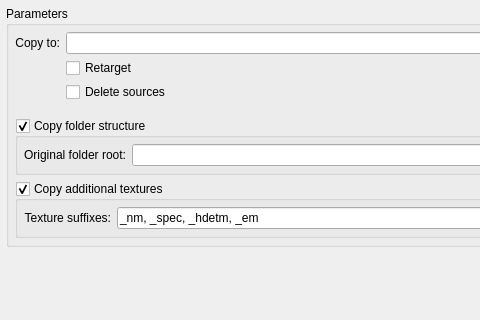
Old version of the form fxpt/fx_textureManager/CopyMoveDialogUI.ui in the repository theetcher/fxpt; both pictures show x 0 to 480 and y 0 to 320 of the 857 by 320 pixel window.
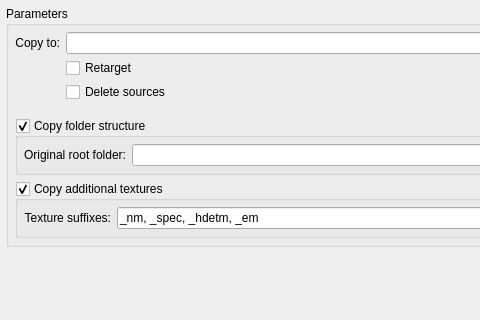
New version of the form. Icons and pictures are not drawn. Custom widgets are drawn as their Qt base class.

Commit message: fx_textureManager: some todos

The edit to the form file:
```diff
--- a/fxpt/fx_textureManager/CopyMoveDialogUI.ui
+++ b/fxpt/fx_textureManager/CopyMoveDialogUI.ui
@@ -152,7 +152,7 @@
          <item row="0" column="0">
           <widget class="QLabel" name="label_16">
            <property name="text">
-            <string>Original folder root:</string>
+            <string>Original root folder:</string>
            </property>
            <property name="alignment">
             <set>Qt::AlignRight|Qt::AlignTrailing|Qt::AlignVCenter</set>
```
The commit also changes 2 other files.
